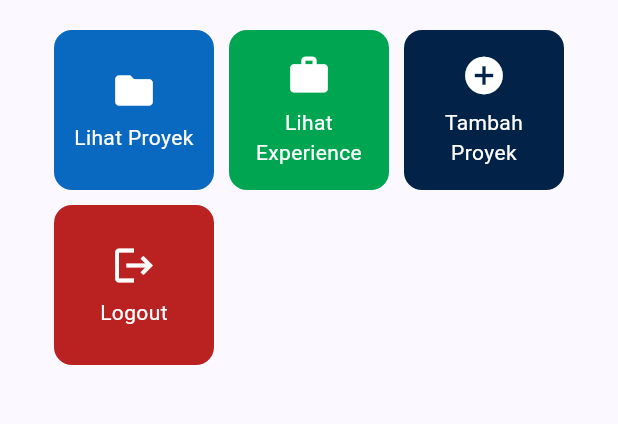
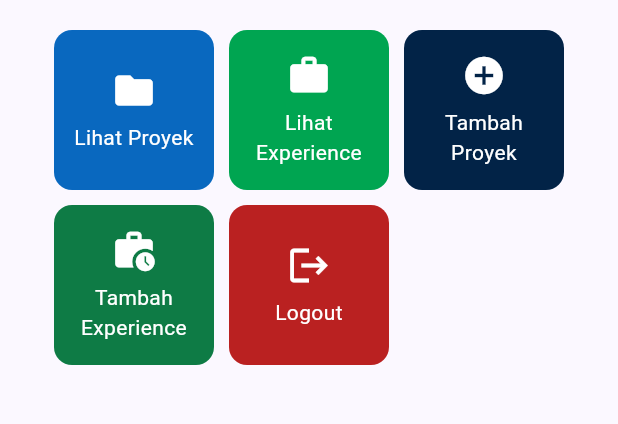
Before and after one commit to zidanristek/myportofolio_mobile, a Flutter app: the screen it shows after launch, on a phone screen of 412 x 824 dp, the part 357-781 px from its top. Run offline on Flutter 3.47's test engine with Material 3 defaults, Android fonts, the phone set to English and light mode, and no system bars; our stand-ins replace material_ui.

Commit message:
feat(menu): open experience form from its card
The home grid had no way into the new form, so a card now pushes it with Navigator.push.

```diff
--- a/lib/screens/menu.dart
+++ b/lib/screens/menu.dart
@@ -18,6 +18,11 @@ class MyHomePage extends StatelessWidget {
     ItemHomepage("Lihat Proyek", Icons.folder, const Color(0xFF0968BF)),
     ItemHomepage("Lihat Experience", Icons.work, const Color(0xFF00A551)),
     ItemHomepage("Tambah Proyek", Icons.add_circle, const Color(0xFF022347)),
+    ItemHomepage(
+      "Tambah Experience",
+      Icons.work_history,
+      const Color(0xFF0E7B45),
+    ),
     ItemHomepage("Logout", Icons.logout, const Color(0xFFBA2121)),
   ];
 
```
Also changed, not shown: lib/widgets/project_card.dart (+9 -0 lines), 1 other file.
